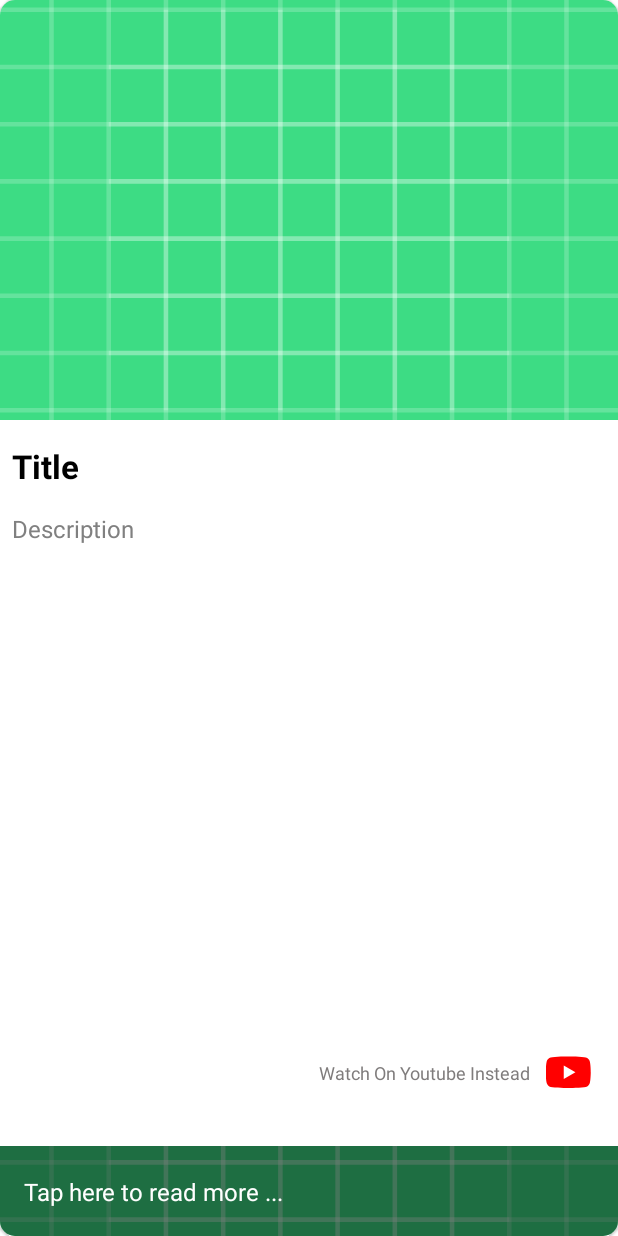
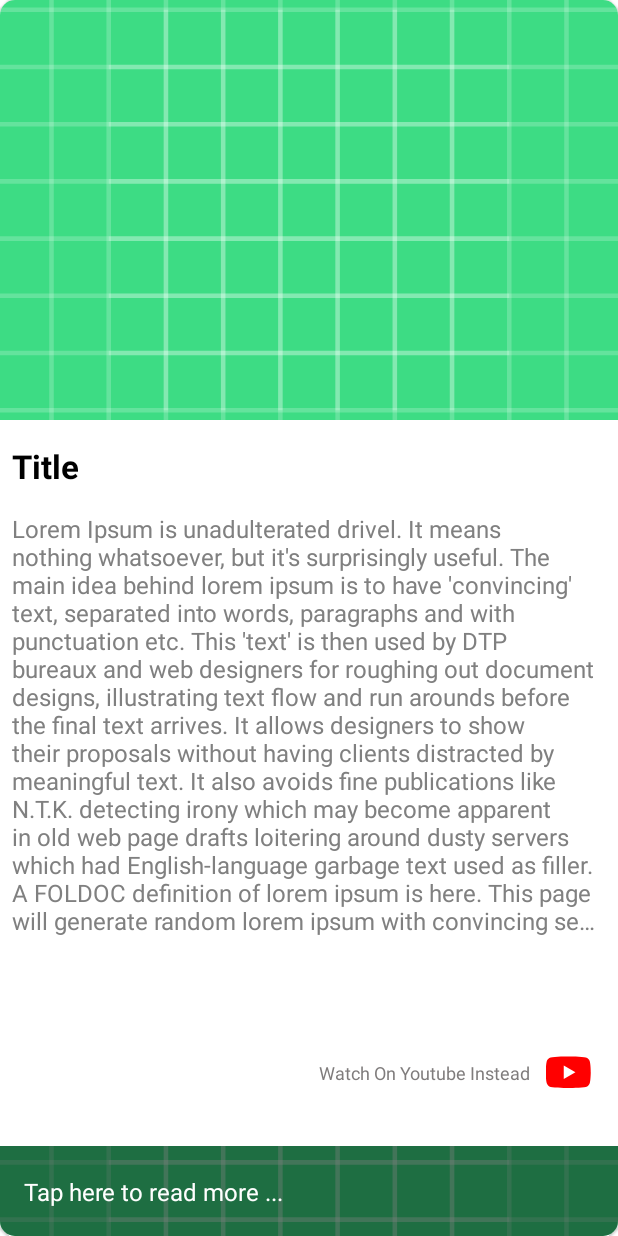
Before and after one commit to karanbhati007/News-Automation-App, an Android app: the layout item_container.xml on its own in the app's theme, with its tools: preview values and no code run, on a phone screen of 412 x 824 dp. Run offline under Robolectric (Android 15) with nearby library versions, the phone set to English and light mode, and no system bars.

Commit message:
Files Path Changed

```diff
--- a/app/src/main/AndroidManifest.xml
+++ b/app/src/main/AndroidManifest.xml
@@ -14,8 +14,8 @@
         android:supportsRtl="true"
         android:theme="@style/Theme.AutomatedNewsApp"
         android:usesCleartextTraffic="true">
-        <activity android:name=".NewsDetailActivity"></activity>
-        <activity android:name=".MainActivity">
+        <activity android:name=".ui.NewsDetailActivity"></activity>
+        <activity android:name=".ui.MainActivity">
             <intent-filter>
                 <action android:name="android.intent.action.MAIN" />
 
--- a/app/src/main/java/com/ksb/automatednewsapp/di/NetworkModule.kt
+++ b/app/src/main/java/com/ksb/automatednewsapp/di/NetworkModule.kt
@@ -1,7 +1,7 @@
 package com.ksb.automatednewsapp.di
 
 import com.ksb.automatednewsapp.data.remote.NewsApi
-import com.ksb.automatednewsapp.util.Constants
+import com.ksb.automatednewsapp.utils.Constants
 import dagger.Module
 import dagger.Provides
 import dagger.hilt.InstallIn
--- a/app/src/main/java/com/ksb/automatednewsapp/NewsDetailActivity.kt
+++ b/app/src/main/java/com/ksb/automatednewsapp/ui/NewsDetailActivity.kt
@@ -1,14 +1,12 @@
-package com.ksb.automatednewsapp
+package com.ksb.automatednewsapp.ui
 
 import android.annotation.SuppressLint
-import android.graphics.Bitmap
 import androidx.appcompat.app.AppCompatActivity
 import android.os.Bundle
 import android.view.View
-import android.webkit.WebResourceRequest
 import android.webkit.WebView
 import android.webkit.WebViewClient
-import androidx.transition.Visibility
+import com.ksb.automatednewsapp.R
 import kotlinx.android.synthetic.main.activity_news_detail.*
 
 class NewsDetailActivity : AppCompatActivity() {
--- a/app/src/main/java/com/ksb/automatednewsapp/adapters/NewsBinding.kt
+++ b/app/src/main/java/com/ksb/automatednewsapp/ui/adapters/NewsBinding.kt
@@ -1,4 +1,4 @@
-package com.ksb.automatednewsapp.adapters
+package com.ksb.automatednewsapp.ui.adapters
 
 
 import android.content.ActivityNotFoundException
@@ -6,11 +6,10 @@ import android.content.Intent
 import android.net.Uri
 import android.widget.ImageView
 import androidx.constraintlayout.widget.ConstraintLayout
-import androidx.core.content.ContextCompat.startActivity
 import androidx.databinding.BindingAdapter
 import coil.load
 import coil.transform.BlurTransformation
-import com.ksb.automatednewsapp.NewsDetailActivity
+import com.ksb.automatednewsapp.ui.NewsDetailActivity
 import com.ksb.automatednewsapp.R
 
 
--- a/app/src/main/java/com/ksb/automatednewsapp/viewpager/VerticalViewPager.kt
+++ b/app/src/main/java/com/ksb/automatednewsapp/ui/viewpager/VerticalViewPager.kt
@@ -1,4 +1,4 @@
-package com.ksb.automatednewsapp.viewpager
+package com.ksb.automatednewsapp.ui.viewpager
 
 import android.content.Context
 import android.util.AttributeSet
--- a/app/src/main/java/com/ksb/automatednewsapp/viewpager/ViewPagerAdapter.kt
+++ b/app/src/main/java/com/ksb/automatednewsapp/ui/viewpager/ViewPagerAdapter.kt
@@ -1,4 +1,4 @@
-package com.ksb.automatednewsapp.viewpager
+package com.ksb.automatednewsapp.ui.viewpager
 
 import android.content.Context
 import android.view.LayoutInflater
--- a/app/src/main/java/com/ksb/automatednewsapp/util/Constants.kt
+++ b/app/src/main/java/com/ksb/automatednewsapp/utils/Constants.kt
@@ -1,4 +1,4 @@
-package com.ksb.automatednewsapp.util
+package com.ksb.automatednewsapp.utils
 
 class Constants {
     companion object{
--- a/app/src/main/java/com/ksb/automatednewsapp/util/NetworkResult.kt
+++ b/app/src/main/java/com/ksb/automatednewsapp/utils/NetworkResult.kt
@@ -1,4 +1,4 @@
-package com.ksb.automatednewsapp.util
+package com.ksb.automatednewsapp.utils
 
 sealed class NetworkResult<T>(
     val data: T? = null,
--- a/app/src/main/res/layout/activity_main.xml
+++ b/app/src/main/res/layout/activity_main.xml
@@ -10,9 +10,9 @@
     <RelativeLayout
         android:layout_width="match_parent"
         android:layout_height="match_parent"
-        tools:context=".MainActivity">
+        tools:context=".ui.MainActivity">
 
-        <com.ksb.automatednewsapp.viewpager.VerticalViewPager
+        <com.ksb.automatednewsapp.ui.viewpager.VerticalViewPager
             android:id="@+id/vertical_viewpager"
             android:layout_width="match_parent"
             android:visibility="gone"
--- a/app/src/main/res/layout/activity_news_detail.xml
+++ b/app/src/main/res/layout/activity_news_detail.xml
@@ -4,7 +4,7 @@
     xmlns:tools="http://schemas.android.com/tools"
     android:layout_width="match_parent"
     android:layout_height="match_parent"
-    tools:context=".NewsDetailActivity">
+    tools:context=".ui.NewsDetailActivity">
 
     <WebView
         android:id="@+id/web_view"
--- a/app/src/main/res/layout/item_container.xml
+++ b/app/src/main/res/layout/item_container.xml
@@ -59,14 +59,14 @@
                 <TextView
                     android:id="@+id/desc_news"
                     android:layout_width="match_parent"
-                    android:layout_height="wrap_content"
+                    android:layout_height="0dp"
                     android:layout_marginStart="8dp"
                     android:layout_marginTop="16dp"
                     android:layout_marginEnd="8dp"
                     android:layout_marginBottom="16dp"
                     android:ellipsize="end"
+                    android:maxLines="15"
                     android:text="@{news.descp[position]}"
-                    android:maxHeight="240dp"
                     android:textColor="@color/descp"
                     android:textSize="16sp"
                     app:layout_constraintBottom_toTopOf="@+id/watch_on_youtube"
@@ -75,7 +75,8 @@
                     app:layout_constraintStart_toStartOf="parent"
                     app:layout_constraintTop_toBottomOf="@+id/title_news"
                     app:layout_constraintVertical_bias="0.0"
-                    tools:text="Description" />
+                    tools:text="Lorem Ipsum is unadulterated drivel. It means nothing whatsoever, but it's surprisingly useful. The main idea behind lorem ipsum is to have 'convincing' text, separated into words, paragraphs and with punctuation etc. This 'text' is then used by DTP bureaux and web designers for roughing out document designs, illustrating text flow and run arounds before the final text arrives. It allows designers to show their proposals without having clients distracted by meaningful text. It also avoids fine publications like N.T.K. detecting irony which may become apparent in old web page drafts loitering around dusty servers which had English-language garbage text used as filler. A FOLDOC definition of lorem ipsum is here.
+This page will generate random lorem ipsum with convincing sentence and paragraphing constructs. Just fill in the fields below to suit your needs and a customised random load of pseudo-latin guff will be sent back to you. There is an 100K limit, to stunt the ambitions of l33t haX0rz with novelty DOS attack plans." />
 
                 <androidx.constraintlayout.widget.ConstraintLayout
                     android:id="@+id/watch_on_youtube"
```
Also changed, not shown: app/src/main/java/com/ksb/automatednewsapp/ui/MainActivity.kt (renamed from app/src/main/java/com/ksb/automatednewsapp/MainActivity.kt, +5 -5 lines), app/src/main/java/com/ksb/automatednewsapp/ui/viewmodels/MainViewModel.kt (renamed from app/src/main/java/com/ksb/automatednewsapp/viewmodels/MainViewModel.kt, +2 -7 lines).
